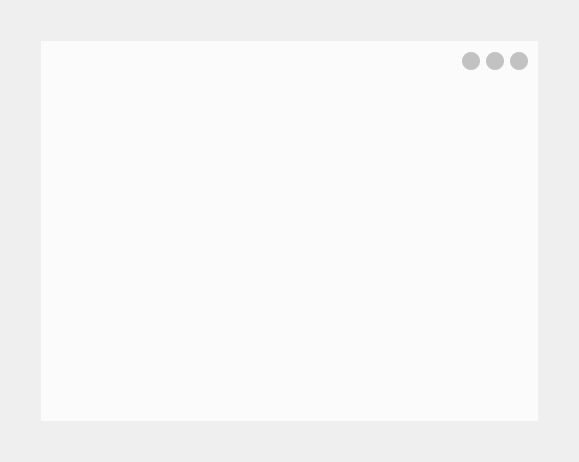
Before: the Qt Designer form Audio/framelessWidget.ui in Airwaves1/Audio-test, drawn with Qt 5.
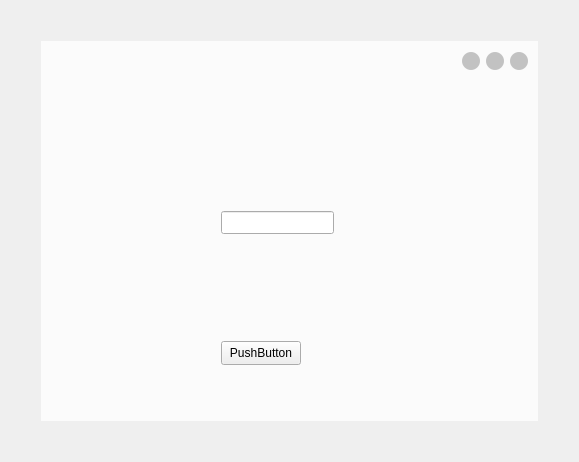
After: the same form once the commit is applied. Custom widgets are drawn as their Qt base class.

Patch:
```diff
--- a/Audio/framelessWidget.ui
+++ b/Audio/framelessWidget.ui
@@ -201,6 +201,29 @@
                <string notr="true">#mainDisplayWidget{
 background-color: rgb(251, 251, 251);}</string>
               </property>
+              <widget class="QPushButton" name="pushButton">
+               <property name="geometry">
+                <rect>
+                 <x>180</x>
+                 <y>270</y>
+                 <width>80</width>
+                 <height>24</height>
+                </rect>
+               </property>
+               <property name="text">
+                <string>PushButton</string>
+               </property>
+              </widget>
+              <widget class="QtMaterialAutoComplete" name="lineEdit">
+               <property name="geometry">
+                <rect>
+                 <x>180</x>
+                 <y>140</y>
+                 <width>113</width>
+                 <height>23</height>
+                </rect>
+               </property>
+              </widget>
              </widget>
             </item>
            </layout>
@@ -214,6 +237,13 @@
    </item>
   </layout>
  </widget>
+ <customwidgets>
+  <customwidget>
+   <class>QtMaterialAutoComplete</class>
+   <extends>QLineEdit</extends>
+   <header location="global">qtmaterialautocomplete.h</header>
+  </customwidget>
+ </customwidgets>
  <resources/>
  <connections/>
 </ui>
```
